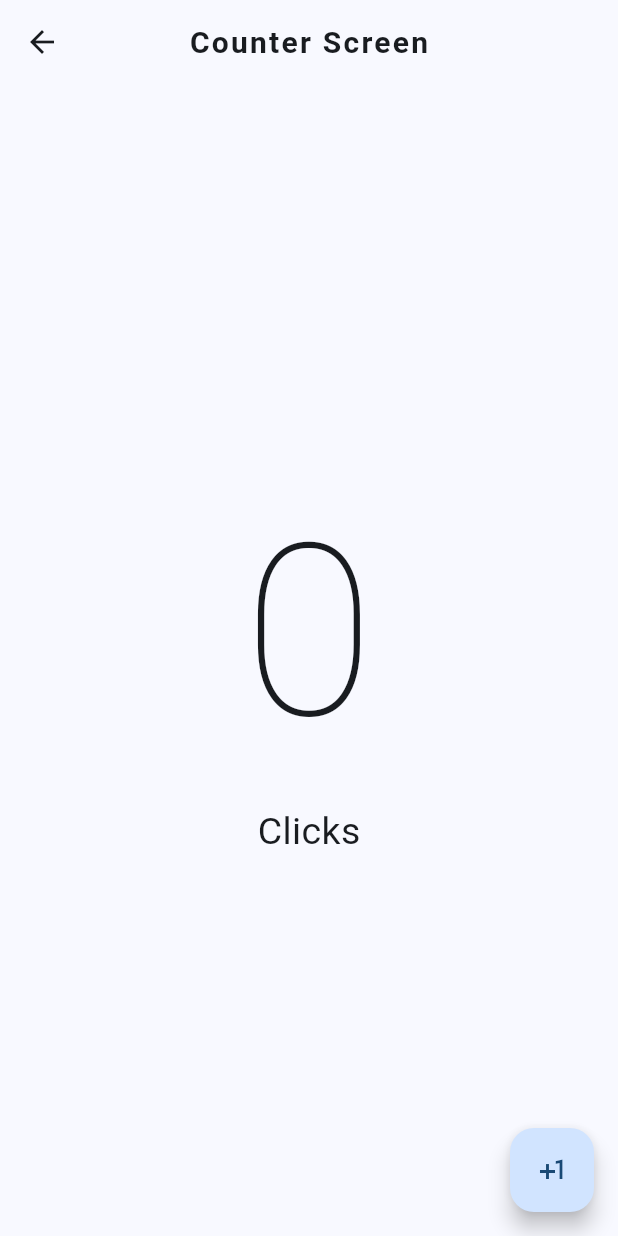
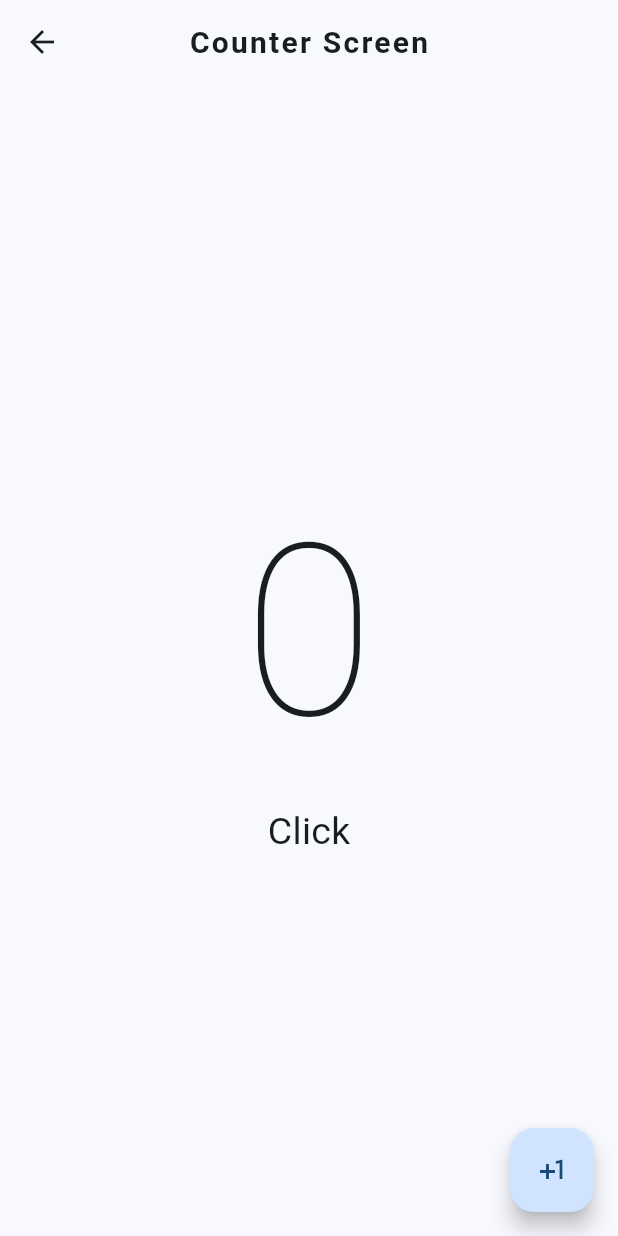
Before and after one commit to JhoanaZF/click-counter, a Flutter app: the CounterScreen screen opened directly, on a phone screen of 412 x 824 dp. Run offline on Flutter 3.47's test engine with Material 3 defaults, Android fonts, the phone set to English and light mode, and no system bars.

Commit message:
update CounterScreen and CounterFunctionsScreen

```diff
--- a/lib/presentation/screens/counter/counter_screen.dart
+++ b/lib/presentation/screens/counter/counter_screen.dart
@@ -31,13 +31,17 @@ class _CounterScreenState extends State<CounterScreen> {
             Text('$clickCounter',
                 style: const TextStyle(
                     fontSize: 160, fontWeight: FontWeight.w100)),
-            Text('Click${clickCounter == 1 ? '' : 's'}',
-                style: const TextStyle(fontSize: 25))
-            // if( clickCounter == 1 )
-//             //   const Text('Click', style: TextStyle(fontSize: 25)),
+            // Text('Click${clickCounter == 1 ? '' : 's'}',
+            //     style: const TextStyle(fontSize: 25))
+            if (clickCounter <= 1)
+              const Text('Click', style: TextStyle(fontSize: 25))
+            else
+              const Text('Clicks', style: TextStyle(fontSize: 25))
 
-//             // if( clickCounter != 1 )
-//             //   const Text('Clicks', style: TextStyle(fontSize: 25)),
+            // if (clickCounter == 1)
+            //   const Text('Click', style: TextStyle(fontSize: 25)),
+            // if (clickCounter != 1)
+            //   const Text('Clicks', style: TextStyle(fontSize: 25)),
           ],
         ),
       ),
```
Also changed, not shown: lib/presentation/screens/counter/counter_functions_screen.dart (line endings or trailing spaces), pubspec.lock, 1 other file.
